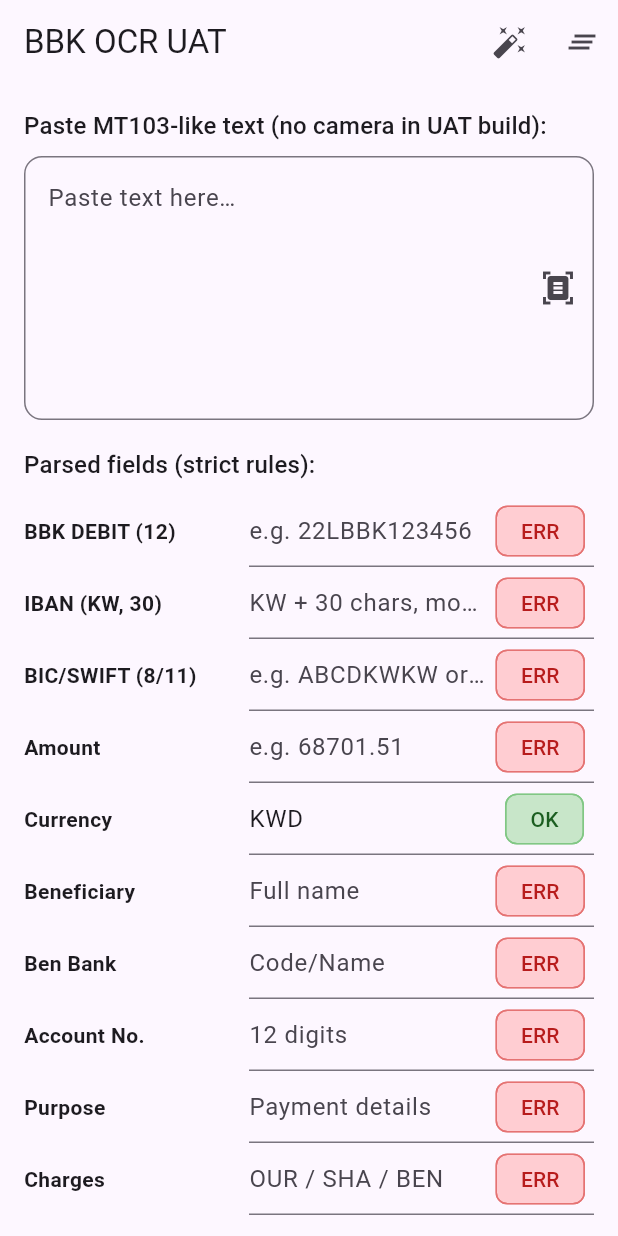
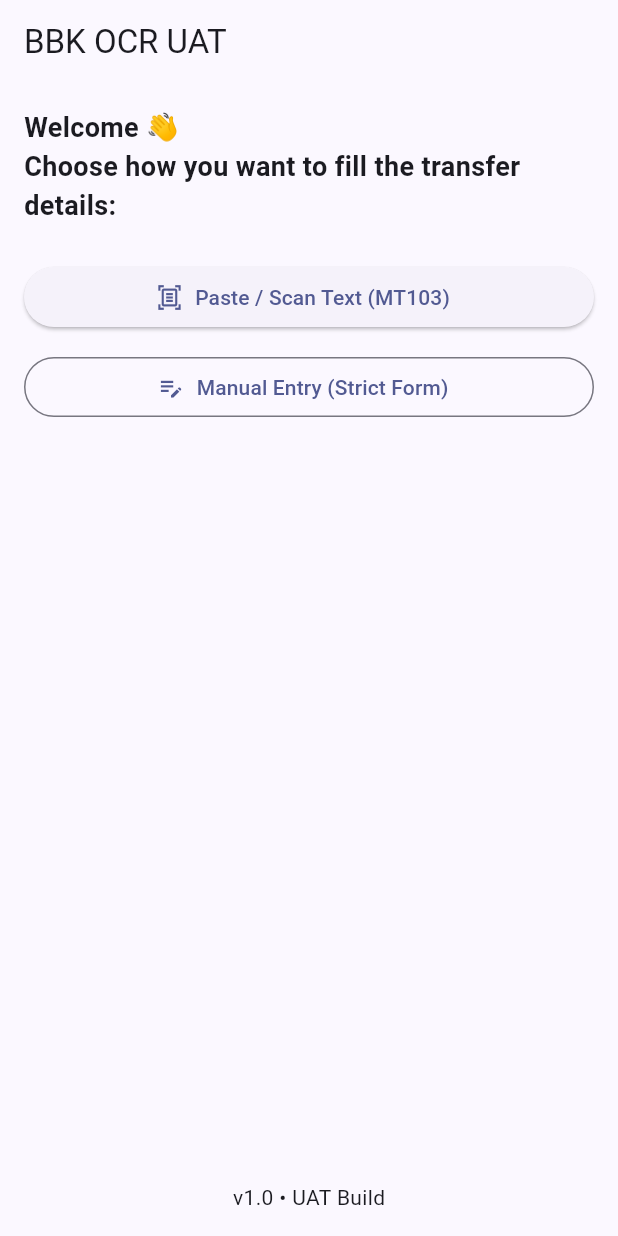
Before and after one commit to bojos86/AI, a Flutter app: the screen it shows after launch, on a phone screen of 412 x 824 dp. Run offline on Flutter 3.47's test engine with Material 3 defaults, Android fonts, the phone set to English and light mode, and no system bars.

Commit message:
Update main.dart

```diff
--- a/lib/main.dart
+++ b/lib/main.dart
@@ -1,392 +1,379 @@
 import 'package:flutter/material.dart';
+import 'dart:math';
 
-void main() => runApp(const BBKOCRUATApp());
+void main() => runApp(const BbkOcrUatApp());
 
-class BBKOCRUATApp extends StatelessWidget {
-  const BBKOCRUATApp({super.key});
+class BbkOcrUatApp extends StatelessWidget {
+  const BbkOcrUatApp({super.key});
+
   @override
   Widget build(BuildContext context) {
     return MaterialApp(
       title: 'BBK OCR UAT',
       theme: ThemeData(
-        colorScheme: ColorScheme.fromSeed(seedColor: const Color(0xFF6B5B95)),
+        colorSchemeSeed: const Color(0xFF3450FF),
         useMaterial3: true,
       ),
-      home: const UATHome(),
+      home: const HomeScreen(),
       debugShowCheckedModeBanner: false,
     );
   }
 }
 
-class UATHome extends StatefulWidget {
-  const UATHome({super.key});
-  @override
-  State<UATHome> createState() => _UATHomeState();
-}
-
-class _UATHomeState extends State<UATHome> {
-  // Source text (paste here instead of OCR to keep build simple & stable)
-  final srcCtrl = TextEditingController();
-
-  // Fields
-  final debitCtrl = TextEditingController();     // BBK DEBIT (12)
-  final ibanCtrl = TextEditingController();      // KW + 30 + mod97
-  final bicCtrl = TextEditingController();       // 8/11
-  final amountCtrl = TextEditingController();    // number
-  final ccyCtrl = TextEditingController(text: "KWD");
-  final benNameCtrl = TextEditingController();
-  final benBankCtrl = TextEditingController();
-  final acctCtrl = TextEditingController();      // 12
-  final purposeCtrl = TextEditingController();
-  final chargesCtrl = TextEditingController();   // OUR/SHA/BEN
-
-  @override
-  void dispose() {
-    srcCtrl.dispose();
-    debitCtrl.dispose();
-    ibanCtrl.dispose();
-    bicCtrl.dispose();
-    amountCtrl.dispose();
-    ccyCtrl.dispose();
-    benNameCtrl.dispose();
-    benBankCtrl.dispose();
-    acctCtrl.dispose();
-    purposeCtrl.dispose();
-    chargesCtrl.dispose();
-    super.dispose();
-  }
-
-  // ---------- Validators ----------
-  // BBK DEBIT: exactly 12 alnum (often digits)
-  static bool _isDebit12(String s) => RegExp(r'^[A-Z0-9]{12}$').hasMatch(s);
-
-  // IBAN KW: must be KW, length 30, mod97 == 1
-  static bool _isKWIBAN30(String s) {
-    final t = s.replaceAll(' ', '').toUpperCase();
-    if (!t.startsWith('KW') || t.length != 30) return false;
-    return _ibanMod97(t) == 1;
-  }
-
-  // ISO 13616 mod97
-  static int _ibanMod97(String iban) {
-    final rearr = (iban.substring(4) + iban.substring(0, 4)).toUpperCase();
-    final sb = StringBuffer();
-    for (final ch in rearr.runes) {
-      final c = String.fromCharCode(ch);
-      if (RegExp(r'[A-Z]').hasMatch(c)) {
-        sb.write((c.codeUnitAt(0) - 55).toString()); // A=10 … Z=35
-      } else if (RegExp(r'[0-9]').hasMatch(c)) {
-        sb.write(c);
-      } else {
-        // ignore spaces
-      }
-    }
-    // compute mod iteratively to avoid bigints
-    var rem = 0;
-    final digits = sb.toString();
-    for (int i = 0; i < digits.length; i++) {
-      rem = (rem * 10 + (digits.codeUnitAt(i) - 48)) % 97;
-    }
-    return rem;
-  }
-
-  // BIC 8 or 11
-  static bool _isBIC(String s) =>
-      RegExp(r'^[A-Z]{4}[A-Z]{2}[A-Z0-9]{2}([A-Z0-9]{3})?$').hasMatch(s);
-
-  // Amount: up to 2 decimals
-  static bool _isAmount(String s) => RegExp(r'^\d{1,15}(\.\d{1,2})?$').hasMatch(s);
-
-  // Currency: 3 letters
-  static bool _isCCY(String s) => RegExp(r'^[A-Z]{3}$').hasMatch(s);
-
-  // Account 12 digits
-  static bool _isAcct12(String s) => RegExp(r'^\d{12}$').hasMatch(s);
-
-  // Charges OUR/SHA/BEN (accept also OU/SH/BE)
-  static bool _isCharges(String s) {
-    final t = s.trim().toUpperCase();
-    return ['OUR','SHA','BEN','OU','SH','BE'].contains(t);
-  }
-
-  // ---------- Parsing from source text ----------
-  void _parse() {
-    final t = srcCtrl.text;
-    String? pick(RegExp re) => re.firstMatch(t)?.group(1);
-
-    // Try to find fields
-    final iban = pick(RegExp(r'\b(KW[0-9A-Z ]{28})\b', caseSensitive: false))?.replaceAll(' ', '');
-    final bic = pick(RegExp(r'\b([A-Z]{4}[A-Z]{2}[A-Z0-9]{2}(?:[A-Z0-9]{3})?)\b'));
-    final ccy = pick(RegExp(r'\b([A-Z]{3})\b'));
-    // Amount formats e.g. "KWD 68,701/051" or "68701.51" etc.
-    final amtRaw = pick(RegExp(r'(?:(?:AMOUNT|AMT|KWD)\s*)?([0-9]{1,3}(?:[,\s][0-9]{3})*(?:[./][0-9]{1,2})|[0-9]+(?:\.[0-9]{1,2})?)', caseSensitive: false));
-    String? normAmount(String? s) {
-      if (s == null) return null;
-      var x = s.replaceAll(RegExp(r'[, ]'), '');
-      x = x.replaceAll('/', '.'); // handle 701/05 → 701.05
-      if (_isAmount(x)) return x;
-      return null;
-    }
-    final amt = normAmount(amtRaw);
-
-    final acct = pick(RegExp(r'(?:ACCOUNT(?:\s*NO\.?)?[:\s\-]*)(\d{12})', caseSensitive: false)) ??
-        pick(RegExp(r'\b(\d{12})\b'));
-    final debit = pick(RegExp(r'\bBBK\s*DEBIT[:\s\-]*([A-Z0-9]{12})', caseSensitive: false)) ??
-        pick(RegExp(r'\b([A-Z0-9]{12})\b'));
-    final benName = pick(RegExp(r'(?:BENEFICIARY\s*NAME[:\s\-]*)(.+)', caseSensitive: false));
-    final benBank = pick(RegExp(r'(?:BEN\s*BANK[:\s\-]*)([A-Z0-9]{2,20})', caseSensitive: false));
-    final charges = pick(RegExp(r'(OUR|SHA|BEN|OU|SH|BE)', caseSensitive: false));
-    final purpose = pick(RegExp(r'(?:PURPOSE|REMARKS|DETAILS)[:\s\-]*(.+)', caseSensitive: false));
-
-    setState(() {
-      if (iban != null) ibanCtrl.text = iban.toUpperCase();
-      if (bic != null) bicCtrl.text = bic.toUpperCase();
-      if (amt != null) amountCtrl.text = amt;
-      if (ccy != null && _isCCY(ccy.toUpperCase())) ccyCtrl.text = ccy.toUpperCase();
-      if (acct != null) acctCtrl.text = acct;
-      if (debit != null) debitCtrl.text = debit.toUpperCase();
-      if (benName != null) benNameCtrl.text = _singleLine(benName);
-      if (benBank != null) benBankCtrl.text = benBank.toUpperCase();
-      if (charges != null) chargesCtrl.text = charges.toUpperCase();
-      if (purpose != null) purposeCtrl.text = _singleLine(purpose);
-    });
-  }
-
-  String _singleLine(String s) =>
-      s.replaceAll('\n', ' ').replaceAll(RegExp(r'\s+'), ' ').trim();
-
-  Widget _field({
-    required String label,
-    required TextEditingController ctrl,
-    required bool Function(String) validator,
-    String hint = '',
-    TextInputType? type,
-    int? maxLen,
-    bool upper = true,
-  }) {
-    final ok = validator(ctrl.text.trim());
-    return Row(
-      crossAxisAlignment: CrossAxisAlignment.start,
-      children: [
-        SizedBox(
-          width: 150,
-          child: Padding(
-            padding: const EdgeInsets.only(top: 14),
-            child: Text(label, style: const TextStyle(fontWeight: FontWeight.w600)),
-          ),
-        ),
-        Expanded(
-          child: TextField(
-            controller: ctrl,
-            keyboardType: type,
-            maxLength: maxLen,
-            onChanged: (_) => setState((){}),
-            inputFormatters: upper ? [UpperCaseTextFormatter()] : null,
-            decoration: InputDecoration(
-              hintText: hint,
-              counterText: '',
-              suffixIcon: Padding(
-                padding: const EdgeInsets.only(right: 6),
-                child: Chip(
-                  label: Text(ok ? 'OK' : 'ERR',
-                      style: TextStyle(color: ok ? Colors.green.shade900 : Colors.red.shade900)),
-                  backgroundColor: ok ? Colors.green.shade100 : Colors.red.shade100,
-                  side: BorderSide(color: ok ? Colors.green.shade300 : Colors.red.shade300),
-                  materialTapTargetSize: MaterialTapTargetSize.shrinkWrap,
-                  visualDensity: VisualDensity.compact,
-                ),
-              ),
-              suffixIconConstraints: const BoxConstraints(minWidth: 60),
-            ),
-          ),
-        ),
-      ],
-    );
-  }
-
-  void _clearAll() {
-    for (final c in [
-      debitCtrl, ibanCtrl, bicCtrl, amountCtrl, ccyCtrl,
-      benNameCtrl, benBankCtrl, acctCtrl, purposeCtrl, chargesCtrl
-    ]) {
-      c.clear();
-    }
-    ccyCtrl.text = 'KWD';
-    setState((){});
-  }
-
-  void _loadSample() {
-    srcCtrl.text = '''
-:20: SAMPLE REF
-:32A: 240815KWD68701/51
-:50K: BBK DEBIT 22LBBK123456
-:57A: ABCDKWKWXXX
-:59: ACCOUNT NO. 123456789012
-Beneficiary Name: M/s. Globemed Kuwait For Health Insurance
-Ben Bank: BU
-Purpose: Claims Admin
-Charges: OUR
-IBAN: KW81 BBOK 0000 0000 0000 0000 0000 00
-''';
-    _parse();
-  }
+class HomeScreen extends StatelessWidget {
+  const HomeScreen({super.key});
 
   @override
   Widget build(BuildContext context) {
-    final okAll = _isDebit12(debitCtrl.text.trim())
-        && _isKWIBAN30(ibanCtrl.text.trim())
-        && _isBIC(bicCtrl.text.trim())
-        && _isAmount(amountCtrl.text.trim())
-        && _isCCY(ccyCtrl.text.trim())
-        && benNameCtrl.text.trim().isNotEmpty
-        && benBankCtrl.text.trim().isNotEmpty
-        && _isAcct12(acctCtrl.text.trim())
-        && purposeCtrl.text.trim().isNotEmpty
-        && _isCharges(chargesCtrl.text.trim());
-
     return Scaffold(
-      appBar: AppBar(
-        title: const Text('BBK OCR UAT'),
-        actions: [
-          IconButton(
-            tooltip: 'Paste sample & parse',
-            onPressed: _loadSample,
-            icon: const Icon(Icons.auto_fix_high),
-          ),
-          IconButton(
-            tooltip: 'Clear all',
-            onPressed: _clearAll,
-            icon: const Icon(Icons.clear_all),
-          ),
-        ],
-      ),
-      body: ListView(
+      appBar: AppBar(title: const Text('BBK OCR UAT')),
+      body: Padding(
         padding: const EdgeInsets.all(16),
-        children: [
-          Text('Paste MT103-like text (no camera in UAT build):',
-              style: Theme.of(context).textTheme.titleMedium),
-          const SizedBox(height: 8),
-          TextField(
-            controller: srcCtrl,
-            minLines: 6,
-            maxLines: 12,
-            decoration: InputDecoration(
-              hintText: 'Paste text here…',
-              border: OutlineInputBorder(borderRadius: BorderRadius.circular(12)),
-              suffixIcon: IconButton(
-                onPressed: _parse,
-                icon: const Icon(Icons.document_scanner),
-                tooltip: 'Parse',
+        child: Column(
+          crossAxisAlignment: CrossAxisAlignment.stretch,
+          children: [
+            const Text(
+              'Welcome 👋\nChoose how you want to fill the transfer details:',
+              style: TextStyle(fontSize: 18, fontWeight: FontWeight.w600),
+            ),
+            const SizedBox(height: 24),
+            ElevatedButton.icon(
+              icon: const Icon(Icons.document_scanner_outlined),
+              label: const Text('Paste / Scan Text (MT103)'),
+              onPressed: () => Navigator.push(
+                context,
+                MaterialPageRoute(builder: (_) => const PasteParseScreen()),
               ),
             ),
-          ),
-          const SizedBox(height: 18),
-          Text('Parsed fields (strict rules):',
-              style: Theme.of(context).textTheme.titleMedium),
-
-          const SizedBox(height: 8),
-          _field(
-            label: 'BBK DEBIT (12)',
-            ctrl: debitCtrl,
-            validator: _isDebit12,
-            hint: 'e.g. 22LBBK123456',
-            maxLen: 12,
-          ),
-
-          _field(
-            label: 'IBAN (KW, 30)',
-            ctrl: ibanCtrl,
-            validator: _isKWIBAN30,
-            hint: 'KW + 30 chars, mod97=1',
-            maxLen: 30,
-          ),
-
-          _field(
-            label: 'BIC/SWIFT (8/11)',
-            ctrl: bicCtrl,
-            validator: _isBIC,
-            hint: 'e.g. ABCDKWKW or ABCDKWKWXXX',
-            maxLen: 11,
-          ),
-
-          _field(
-            label: 'Amount',
-            ctrl: amountCtrl,
-            validator: _isAmount,
-            hint: 'e.g. 68701.51',
-            type: const TextInputType.numberWithOptions(decimal: true),
-            upper: false,
-          ),
-
-          _field(
-            label: 'Currency',
-            ctrl: ccyCtrl,
-            validator: _isCCY,
-            hint: 'KWD',
-            maxLen: 3,
-          ),
-
-          _field(
-            label: 'Beneficiary',
-            ctrl: benNameCtrl,
-            validator: (s) => s.trim().isNotEmpty,
-            hint: 'Full name',
-          ),
-
-          _field(
-            label: 'Ben Bank',
-            ctrl: benBankCtrl,
-            validator: (s) => s.trim().isNotEmpty,
-            hint: 'Code/Name',
-            maxLen: 20,
-          ),
-
-          _field(
-            label: 'Account No.',
-            ctrl: acctCtrl,
-            validator: _isAcct12,
-            hint: '12 digits',
-            type: TextInputType.number,
-            maxLen: 12,
-            upper: false,
-          ),
-
-          _field(
-            label: 'Purpose',
-            ctrl: purposeCtrl,
-            validator: (s) => s.trim().isNotEmpty,
-            hint: 'Payment details',
-          ),
-
-          _field(
-            label: 'Charges',
-            ctrl: chargesCtrl,
-            validator: _isCharges,
-            hint: 'OUR / SHA / BEN',
-            maxLen: 3,
-          ),
-
-          const SizedBox(height: 16),
-          Card(
-            shape: RoundedRectangleBorder(borderRadius: BorderRadius.circular(12)),
-            child: ListTile(
-              leading: Icon(okAll ? Icons.verified : Icons.error_outline,
-                  color: okAll ? Colors.green : Colors.red),
-              title: Text(okAll ? 'All fields valid.' : 'Fix invalid fields above.'),
-              subtitle: const Text('Strict: IBAN KW length=30 & mod97, Account=12, BIC 8/11, Amount format.'),
+            const SizedBox(height: 12),
+            OutlinedButton.icon(
+              icon: const Icon(Icons.edit_note_outlined),
+              label: const Text('Manual Entry (Strict Form)'),
+              onPressed: () => Navigator.push(
+                context,
+                MaterialPageRoute(builder: (_) => const TransferFormScreen()),
+              ),
             ),
-          ),
-          const SizedBox(height: 24),
-        ],
+            const Spacer(),
+            const Center(child: Text('v1.0 • UAT Build')),
+          ],
+        ),
       ),
     );
   }
 }
 
-/// Uppercase formatter for text fields
-class UpperCaseTextFormatter extends TextInputFormatter {
+/* ===========================
+ * VALIDATION & HELPERS
+ * ===========================
+*/
+
+final _ibanRegex = RegExp(r'^[A-Z]{2}[0-9]{2}[A-Z0-9]{1,30}$'); // generic
+final _ibanKWRegex = RegExp(r'^KW[0-9]{2}[A-Z0-9]{26}$');      // Kuwait 30 total
+final _bic8or11 = RegExp(r'^[A-Z]{4}[A-Z]{2}[A-Z0-9]{2}([A-Z0-9]{3})?$');
+final _currency3 = RegExp(r'^[A-Z]{2,3}$');
+final _digitsOnly = RegExp(r'^[0-9]+$');
+final _amountRx = RegExp(r'^\d{1,12}([.,]\d{1,2})?$');
+
+String? validateIbanKW(String value) {
+  final v = value.trim().replaceAll(' ', '').toUpperCase();
+  if (v.isEmpty) return 'Required';
+  if (v.length != 30 || !_ibanKWRegex.hasMatch(v)) return 'KW IBAN must be 30 chars';
+  if (!ibanMod97Valid(v)) return 'Invalid IBAN (mod97)';
+  return null;
+}
+
+bool ibanMod97Valid(String iban) {
+  // move first 4 chars to end
+  final re = (iban.substring(4) + iban.substring(0, 4)).toUpperCase();
+  // convert letters to numbers (A=10 ... Z=35)
+  final sb = StringBuffer();
+  for (var rune in re.runes) {
+    final c = String.fromCharCode(rune);
+    if (RegExp(r'[A-Z]').hasMatch(c)) {
+      sb.write(10 + (c.codeUnitAt(0) - 'A'.codeUnitAt(0)));
+    } else {
+      sb.write(c);
+    }
+  }
+  // compute mod 97 in chunks
+  var remainder = 0;
+  final s = sb.toString();
+  const chunk = 9;
+  for (var i = 0; i < s.length; i += chunk) {
+    final part = '$remainder${s.substring(i, min(i + chunk, s.length))}';
+    remainder = int.parse(part) % 97;
+  }
+  return remainder == 1;
+}
+
+String? validateAccount12(String v) {
+  final s = v.trim();
+  if (s.isEmpty) return 'Required';
+  if (!_digitsOnly.hasMatch(s) || s.length != 12) return 'Account must be 12 digits';
+  return null;
+}
+
+String? validateBic(String v) {
+  final s = v.trim().toUpperCase();
+  if (s.isEmpty) return 'Required';
+  if (!_bic8or11.hasMatch(s)) return 'BIC must be 8 or 11';
+  return null;
+}
+
+String? validateAmount(String v) {
+  final s = v.trim();
+  if (s.isEmpty) return 'Required';
+  if (!_amountRx.hasMatch(s)) return 'Invalid amount';
+  return null;
+}
+
+String? validateCurrency(String v) {
+  final s = v.trim().toUpperCase();
+  if (s.isEmpty) return 'Required';
+  if (!_currency3.hasMatch(s)) return 'Use ISO code (e.g., KWD, USD)';
+  return null;
+}
+
+/* ===========================
+ * TRANSFER FORM
+ * ===========================
+*/
+
+class TransferData {
+  String bbkDebit = '';     // 12
+  String iban = '';         // KW 30
+  String bic = '';          // 8/11
+  String amount = '';       // 68,701.05
+  String currency = 'KWD';  // ISO
+  String beneficiaryName = '';
+  String beneficiaryBank = '';
+  String accountNo = '';    // 12
+  String purpose = '';
+  String charges = 'OUR';   // OUR/SHA/BEN
+}
+
+class TransferFormScreen extends StatefulWidget {
+  const TransferFormScreen({super.key, this.initial});
+  final TransferData? initial;
+
   @override
-  TextEditingValue formatEditUpdate(TextEditingValue oldValue, TextEditingValue newValue) {
-    return newValue.copyWith(text: newValue.text.toUpperCase());
+  State<TransferFormScreen> createState() => _TransferFormScreenState();
+}
+
+class _TransferFormScreenState extends State<TransferFormScreen> {
+  final _formKey = GlobalKey<FormState>();
+  final data = TransferData();
+
+  final _debit = TextEditingController();
+  final _iban = TextEditingController();
+  final _bic = TextEditingController();
+  final _amt = TextEditingController();
+  final _ccy = TextEditingController(text: 'KWD');
+  final _benName = TextEditingController();
+  final _benBank = TextEditingController();
+  final _acct = TextEditingController();
+  final _purpose = TextEditingController();
+  final _charges = TextEditingController(text: 'OUR');
+
+  @override
+  void initState() {
+    super.initState();
+    if (widget.initial != null) {
+      final i = widget.initial!;
+      _debit.text = i.bbkDebit;
+      _iban.text = i.iban;
+      _bic.text = i.bic;
+      _amt.text = i.amount;
+      _ccy.text = i.currency;
+      _benName.text = i.beneficiaryName;
+      _benBank.text = i.beneficiaryBank;
+      _acct.text = i.accountNo;
+      _purpose.text = i.purpose;
+      _charges.text = i.charges;
+    }
+  }
+
+  @override
+  void dispose() {
+    _debit.dispose();
+    _iban.dispose();
+    _bic.dispose();
+    _amt.dispose();
+    _ccy.dispose();
+    _benName.dispose();
+    _benBank.dispose();
+    _acct.dispose();
+    _purpose.dispose();
+    _charges.dispose();
+    super.dispose();
+  }
+
+  void _submit() {
+    if (_formKey.currentState!.validate()) {
+      final out = TransferData()
+        ..bbkDebit = _debit.text.trim()
+        ..iban = _iban.text.trim().replaceAll(' ', '').toUpperCase()
+        ..bic = _bic.text.trim().toUpperCase()
+        ..amount = _amt.text.trim().replaceAll(',', '')
+        ..currency = _ccy.text.trim().toUpperCase()
+        ..beneficiaryName = _benName.text.trim()
+        ..beneficiaryBank = _benBank.text.trim()
+        ..accountNo = _acct.text.trim()
+        ..purpose = _purpose.text.trim()
+        ..charges = _charges.text.trim().toUpperCase();
+
+      Navigator.push(
+        context,
+        MaterialPageRoute(builder: (_) => PreviewScreen(data: out)),
+      );
+    }
+  }
+
+  InputDecoration _dec(String label, {String? hint}) => InputDecoration(
+        labelText: label,
+        hintText: hint,
+        border: const OutlineInputBorder(),
+      );
+
+  @override
+  Widget build(BuildContext context) {
+    return Scaffold(
+      appBar: AppBar(title: const Text('Manual Entry (Strict)')),
+      body: Form(
+        key: _formKey,
+        child: ListView(
+          padding: const EdgeInsets.all(16),
+          children: [
+            TextFormField(
+              controller: _debit,
+              decoration: _dec('BBK DEBIT (12)'),
+              keyboardType: TextInputType.number,
+              validator: validateAccount12,
+              maxLength: 12,
+            ),
+            const SizedBox(height: 12),
+            TextFormField(
+              controller: _iban,
+              decoration: _dec('IBAN (KW, 30)', hint: 'KW..'),
+              textCapitalization: TextCapitalization.characters,
+              validator: validateIbanKW,
+              maxLength: 30,
+            ),
+            const SizedBox(height: 12),
+            TextFormField(
+              controller: _bic,
+              decoration: _dec('BIC/SWIFT (8/11)'),
+              textCapitalization: TextCapitalization.characters,
+              validator: validateBic,
+              maxLength: 11,
+            ),
+            const SizedBox(height: 12),
+            Row(
+              children: [
+                Expanded(
+                  flex: 2,
+                  child: TextFormField(
+                    controller: _amt,
+                    decoration: _dec('Amount', hint: '68701.05'),
+                    keyboardType:
+                        const TextInputType.numberWithOptions(decimal: true),
+                    validator: validateAmount,
+                  ),
+                ),
+                const SizedBox(width: 12),
+                Expanded(
+                  child: TextFormField(
+                    controller: _ccy,
+                    decoration: _dec('Currency', hint: 'KWD'),
+                    textCapitalization: TextCapitalization.characters,
+                    validator: validateCurrency,
+                    maxLength: 3,
+                  ),
+                ),
+              ],
+            ),
+            const SizedBox(height: 12),
+            TextFormField(
+              controller: _benName,
+              decoration: _dec('Beneficiary Name'),
+              validator: (v) => v!.trim().isEmpty ? 'Required' : null,
+            ),
+            const SizedBox(height: 12),
+            TextFormField(
+              controller: _benBank,
+              decoration: _dec('Beneficiary Bank'),
+              validator: (v) => v!.trim().isEmpty ? 'Required' : null,
+            ),
+            const SizedBox(height: 12),
+            TextFormField(
+              controller: _acct,
+              decoration: _dec('Account No. (12)'),
+              keyboardType: TextInputType.number,
+              validator: validateAccount12,
+              maxLength: 12,
+            ),
+            const SizedBox(height: 12),
+            TextFormField(
+              controller: _purpose,
+              decoration: _dec('Purpose'),
+              validator: (v) => v!.trim().isEmpty ? 'Required' : null,
+            ),
+            const SizedBox(height: 12),
+            DropdownButtonFormField<String>(
+              value: _charges.text.toUpperCase(),
+              items: const [
+                DropdownMenuItem(value: 'OUR', child: Text('OUR')),
+                DropdownMenuItem(value: 'SHA', child: Text('SHA')),
+                DropdownMenuItem(value: 'BEN', child: Text('BEN')),
+              ],
+              onChanged: (v) => _charges.text = v ?? 'OUR',
+              decoration: _dec('Charges'),
+            ),
+            const SizedBox(height: 20),
+            FilledButton.icon(
+              icon: const Icon(Icons.check_circle_outline),
+              label: const Text('Preview / Export'),
+              onPressed: _submit,
+            ),
+          ],
+        ),
+      ),
+    );
   }
 }
+
+/* ===========================
+ * PASTE / PARSE SCREEN
+ * ===========================
+*/
+
+class PasteParseScreen extends StatefulWidget {
+  const PasteParseScreen({super.key});
+
+  @override
+  State<PasteParseScreen> createState() => _PasteParseScreenState();
+}
+
+class _PasteParseScreenState extends State<PasteParseScreen> {
+  final text = TextEditingController();
+  TransferData? parsed;
+  String? error;
+
+  @override
+  void dispose() {
+    text.dispose();
+    super.dispose();
+  }
+
+  void _parse() {
+    final raw = text.text;
+    error = null;
+    try {
+      final d = TransferData();
+      // Try finders with simple regex (tolerant)
+      String pick(RegExp rx) =>
+          rx.firstMatch(raw)?.group(1)?.trim() ?? '';
+
+      d.iban = pick(RegExp(r'\b(KW[A-Z0-9 ]{28})\b')).replaceAll(' ', '');
+      d.bic = pick(RegExp(r'\
```
